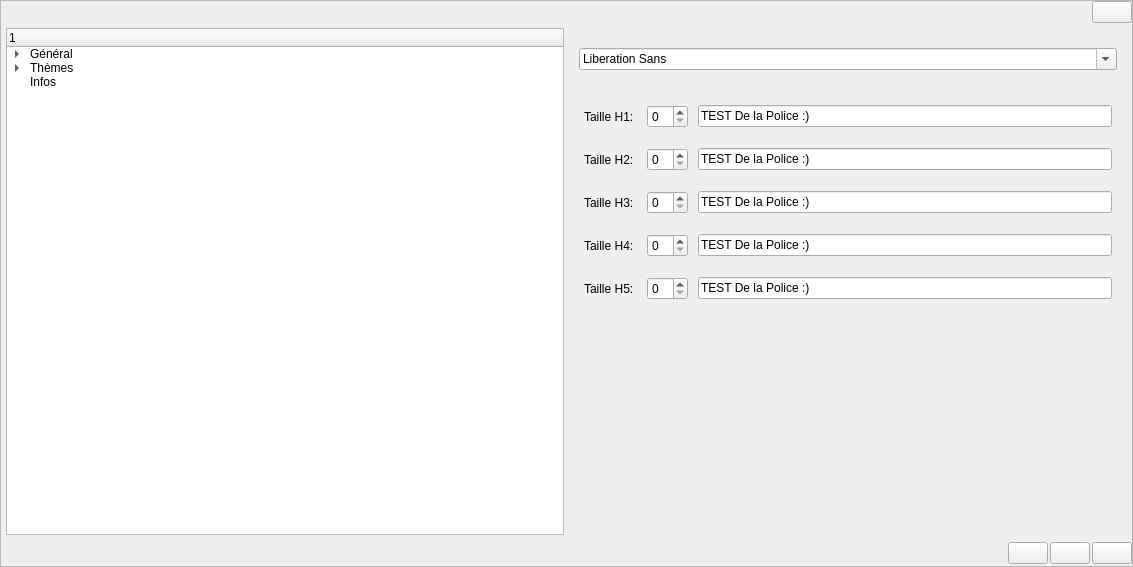
First picture: the form in src/gui/dlg.ui, repository LaM0uette/PySide6_Blank_Project_demo, before the edit.
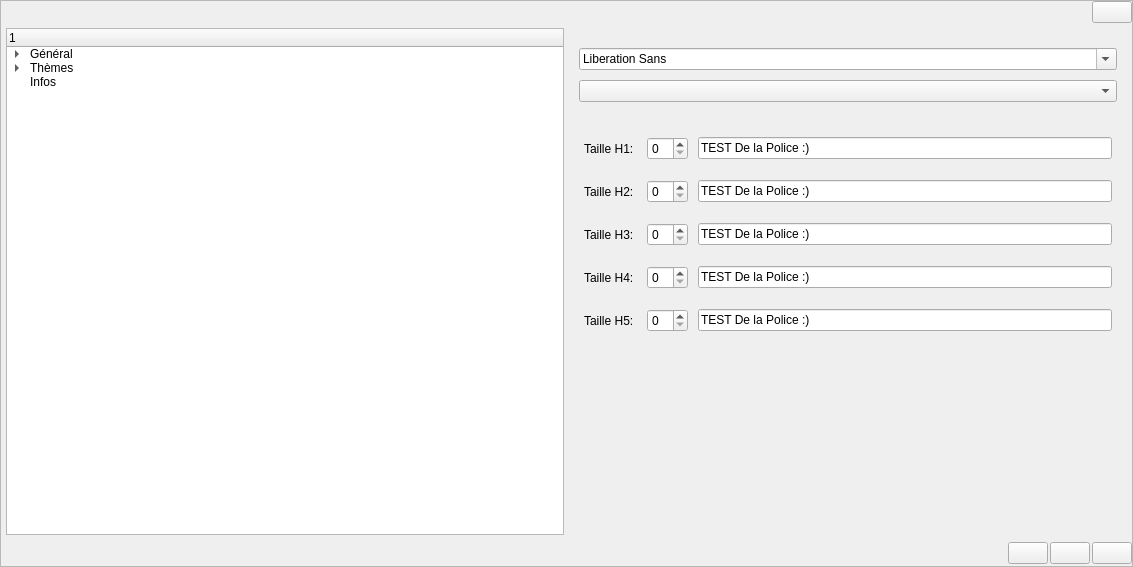
Second picture: the form after the edit. The open tabs and pages were chosen to show the change.

```diff
--- a/src/gui/dlg.ui
+++ b/src/gui/dlg.ui
@@ -537,6 +537,9 @@
                 <item>
                  <widget class="QFontComboBox" name="fcb_opt_ft_font"/>
                 </item>
+                <item>
+                 <widget class="QComboBox" name="cb_opt_ft_font"/>
+                </item>
                 <item>
                  <spacer name="verticalSpacer_8">
                   <property name="orientation">
```
